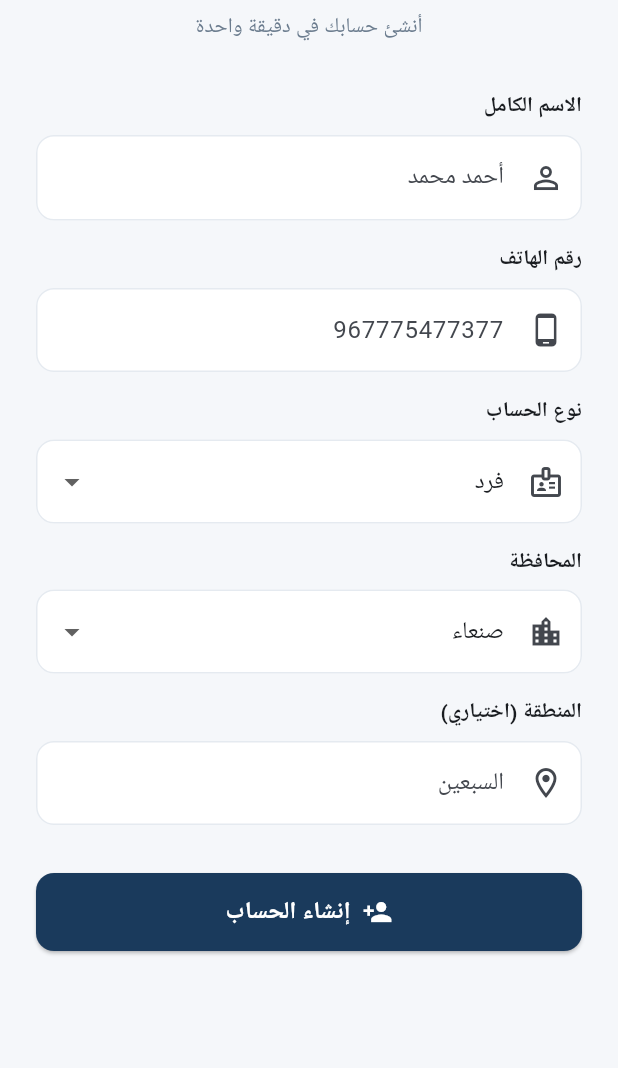
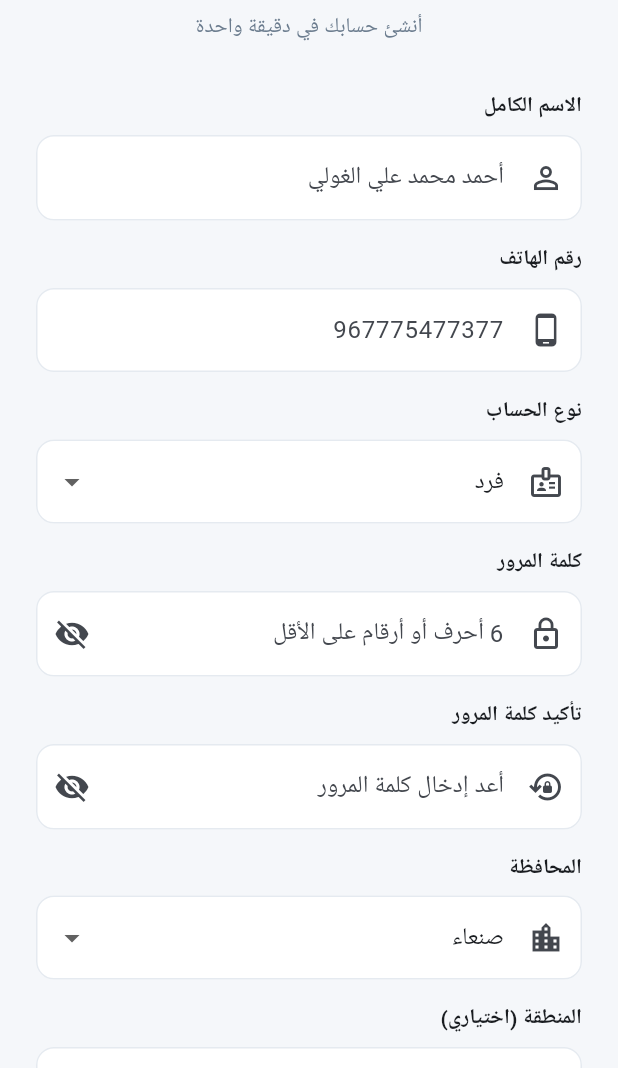
Before and after one commit to yusufnaser-app/alghouli-cement, a Flutter app: the screen it shows after launch, after a tap on "تسجيل كتاجر / عميل", on a phone screen of 412 x 824 dp, the part 168-1236 px from its top. Run offline on Flutter 3.47's test engine with Material 3 defaults, Android fonts, the phone set to English and light mode, and no system bars; our stand-ins replace dio, firebase_core, firebase_messaging, image_picker; accounts and stored records are empty.

Commit message:
add trader password registration and login

```diff
--- a/mobile/lib/features/auth/data/auth_service.dart
+++ b/mobile/lib/features/auth/data/auth_service.dart
@@ -41,8 +41,11 @@ class AuthService {
         'phone': phone,
       };
 
+      if (password != null && password.isNotEmpty) {
+        body['password'] = password;
+      }
+
       if (userType == 'driver') {
-        body['password'] = password;
         body['nationalId'] = nationalId;
         body['vehicleType'] = vehicleType;
         body['plateNumber'] = plateNumber;
--- a/mobile/lib/features/auth/presentation/screens/register_screen.dart
+++ b/mobile/lib/features/auth/presentation/screens/register_screen.dart
@@ -1,4 +1,5 @@
 import 'package:flutter/material.dart';
+import 'package:flutter/services.dart';
 import '../../../../core/constants/app_colors.dart';
 import '../../../../core/widgets/primary_button.dart';
 import '../../data/auth_service.dart';
@@ -15,16 +16,29 @@ class _RegisterScreenState extends State<RegisterScreen> {
   final _nameController = TextEditingController();
   final _phoneController = TextEditingController();
   final _areaController = TextEditingController();
+  final _passwordController = TextEditingController();
+  final _confirmPasswordController = TextEditingController();
+
   final _authService = AuthService();
 
   String _customerType = 'individual';
   String _governorate = 'صنعاء';
   bool _loading = false;
+  bool _obscurePassword = true;
+  bool _obscureConfirmPassword = true;
   String? _error;
 
   final _governorates = [
-    'صنعاء', 'عمران', 'الحديدة', 'تعز', 'حضرموت',
-    'عدن', 'إب', 'ذمار', 'حجة', 'صعدة',
+    'صنعاء',
+    'عمران',
+    'الحديدة',
+    'تعز',
+    'حضرموت',
+    'عدن',
+    'إب',
+    'ذمار',
+    'حجة',
+    'صعدة',
   ];
 
   final _types = [
@@ -39,12 +53,16 @@ class _RegisterScreenState extends State<RegisterScreen> {
     _nameController.dispose();
     _phoneController.dispose();
     _areaController.dispose();
+    _passwordController.dispose();
+    _confirmPasswordController.dispose();
     super.dispose();
   }
 
   Future<void> _register() async {
     final name = _nameController.text.trim();
     final phone = _phoneController.text.trim();
+    final password = _passwordController.text;
+    final confirmPassword = _confirmPasswordController.text;
 
     if (name.isEmpty || phone.isEmpty) {
       setState(() => _error = 'يرجى إدخال الاسم ورقم الهاتف');
@@ -53,6 +71,16 @@ class _RegisterScreenState extends State<RegisterScreen> {
 
     if (!RegExp(r'^967[0-9]{9}$').hasMatch(phone)) {
       setState(() => _error = 'رقم الهاتف بصيغة 967XXXXXXXXX (12 رقمًا)');
+      return;
+    }
+
+    if (password.length < 6) {
+      setState(() => _error = 'كلمة المرور يجب أن تكون 6 أحرف أو أرقام على الأقل');
+      return;
+    }
+
+    if (password != confirmPassword) {
+      setState(() => _error = 'كلمتا المرور غير متطابقتين');
       return;
     }
 
@@ -67,10 +95,14 @@ class _RegisterScreenState extends State<RegisterScreen> {
         phone: phone,
         customerType: _customerType,
         governorate: _governorate,
-        area: _areaController.text.trim().isEmpty ? null : _areaController.text.trim(),
+        area: _areaController.text.trim().isEmpty
+            ? null
+            : _areaController.text.trim(),
+        password: password,
       );
 
       if (!mounted) return;
+
       Navigator.pushReplacement(
         context,
         MaterialPageRoute(
@@ -82,16 +114,23 @@ class _RegisterScreenState extends State<RegisterScreen> {
       );
     } catch (e) {
       if (!mounted) return;
-      setState(() => _error = e.toString().replaceFirst('Exception: ', ''));
+
+      setState(() {
+        _error = e.toString().replaceFirst('Exception: ', '');
+      });
     } finally {
-      if (mounted) setState(() => _loading = false);
+      if (mounted) {
+        setState(() => _loading = false);
+      }
     }
   }
 
   @override
   Widget build(BuildContext context) {
     return Scaffold(
-      appBar: AppBar(title: const Text('حساب جديد')),
+      appBar: AppBar(
+        title: const Text('حساب جديد'),
+      ),
       body: SafeArea(
         child: SingleChildScrollView(
           padding: const EdgeInsets.all(24),
@@ -107,13 +146,20 @@ class _RegisterScreenState extends State<RegisterScreen> {
                   color: AppColors.primary,
                 ),
               ),
+
               const SizedBox(height: 8),
+
               const Text(
                 'أنشئ حسابك في دقيقة واحدة',
                 textAlign: TextAlign.center,
-                style: TextStyle(fontSize: 14, color: AppColors.textSecondary),
+                style: TextStyle(
+                  fontSize: 14,
+                  color: AppColors.textSecondary,
+                ),
               ),
+
               const SizedBox(height: 32),
+
               if (_error != null) ...[
                 Container(
                   padding: const EdgeInsets.all(12),
@@ -123,72 +169,168 @@ class _RegisterScreenState extends State<RegisterScreen> {
                   ),
                   child: Row(
                     children: [
-                      const Icon(Icons.error_outline, color: AppColors.danger),
+                      const Icon(
+                        Icons.error_outline,
+                        color: AppColors.danger,
+                      ),
                       const SizedBox(width: 8),
                       Expanded(
-                        child: Text(_error!,
-                            style: const TextStyle(color: AppColors.danger)),
+                        child: Text(
+                          _error!,
+                          style: const TextStyle(
+                            color: AppColors.danger,
+                          ),
+                        ),
                       ),
                     ],
                   ),
                 ),
                 const SizedBox(height: 16),
               ],
+
               _label('الاسم الكامل'),
+
               TextField(
                 controller: _nameController,
+                textInputAction: TextInputAction.next,
                 decoration: const InputDecoration(
-                  hintText: 'أحمد محمد',
+                  hintText: 'أحمد محمد علي الغولي',
                   prefixIcon: Icon(Icons.person_outline),
                 ),
               ),
+
               const SizedBox(height: 16),
+
               _label('رقم الهاتف'),
+
               TextField(
                 controller: _phoneController,
                 keyboardType: TextInputType.phone,
+                inputFormatters: [
+                  FilteringTextInputFormatter.digitsOnly,
+                ],
                 decoration: const InputDecoration(
                   hintText: '967775477377',
                   prefixIcon: Icon(Icons.phone_android),
                 ),
               ),
+
               const SizedBox(height: 16),
+
               _label('نوع الحساب'),
+
               DropdownButtonFormField<String>(
                 value: _customerType,
                 decoration: const InputDecoration(
                   prefixIcon: Icon(Icons.badge_outlined),
                 ),
                 items: _types
-                    .map((t) => DropdownMenuItem(
-                          value: t['value'],
-                          child: Text(t['label']!),
-                        ))
+                    .map(
+                      (t) => DropdownMenuItem<String>(
+                        value: t['value'],
+                        child: Text(t['label']!),
+                      ),
+                    )
                     .toList(),
-                onChanged: (v) => setState(() => _customerType = v!),
+                onChanged: (v) {
+                  if (v != null) {
+                    setState(() => _customerType = v);
+                  }
+                },
               ),
+
               const SizedBox(height: 16),
+
+              _label('كلمة المرور'),
+
+              TextField(
+                controller: _passwordController,
+                obscureText: _obscurePassword,
+                textInputAction: TextInputAction.next,
+                decoration: InputDecoration(
+                  hintText: '6 أحرف أو أرقام على الأقل',
+                  prefixIcon: const Icon(Icons.lock_outline),
+                  suffixIcon: IconButton(
+                    icon: Icon(
+                      _obscurePassword
+                          ? Icons.visibility_off
+                          : Icons.visibility,
+                    ),
+                    onPressed: () {
+                      setState(() {
+                        _obscurePassword = !_obscurePassword;
+                      });
+                    },
+                  ),
+                ),
+              ),
+
+              const SizedBox(height: 16),
+
+              _label('تأكيد كلمة المرور'),
+
+              TextField(
+                controller: _confirmPasswordController,
+                obscureText: _obscureConfirmPassword,
+                textInputAction: TextInputAction.next,
+                decoration: InputDecoration(
+                  hintText: 'أعد إدخال كلمة المرور',
+                  prefixIcon: const Icon(Icons.lock_reset_outlined),
+                  suffixIcon: IconButton(
+                    icon: Icon(
+                      _obscureConfirmPassword
+                          ? Icons.visibility_off
+                          : Icons.visibility,
+                    ),
+                    onPressed: () {
+                      setState(() {
+                        _obscureConfirmPassword =
+                            !_obscureConfirmPassword;
+                      });
+                    },
+                  ),
+                ),
+              ),
+
+              const SizedBox(height: 16),
+
               _label('المحافظة'),
+
               DropdownButtonFormField<String>(
                 value: _governorate,
                 decoration: const InputDecoration(
                   prefixIcon: Icon(Icons.location_city),
                 ),
                 items: _governorates
-                    .map((g) => DropdownMenuItem(value: g, child: Text(g)))
+                    .map(
+                      (g) => DropdownMenuItem<String>(
+                        value: g,
+                        child: Text(g),
+                      ),
+                    )
                     .toList(),
-                onChanged: (v) => setState(() => _governorate = v!),
+                onChanged: (v) {
+                  if (v != null) {
+                    setState(() => _governorate = v);
+                  }
+                },
               ),
+
               const SizedBox(height: 16),
+
               _label('المنطقة (اختياري)'),
+
               TextField(
                 controller: _areaController,
+                textInputAction: TextInputAction.done,
                 decoration: const InputDecoration(
                   hintText: 'السبعين',
                   prefixIcon: Icon(Icons.location_on_outlined),
                 ),
               ),
+
               const SizedBox(height: 32),
+
               PrimaryButton(
                 text: 'إنشاء الحساب',
                 icon: Icons.person_add,
@@ -202,9 +344,16 @@ class _RegisterScreenState extends State<RegisterScreen> {
     );
   }
 
-  Widget _label(String text) => Padding(
-        padding: const EdgeInsets.only(bottom: 8),
-        child: Text(text,
-            style: const TextStyle(fontWeight: FontWeight.bold, fontSize: 14)),
-      );
+  Widget _label(String text) {
+    return Padding(
+      padding: const EdgeInsets.only(bottom: 8),
+      child: Text(
+        text,
+        style: const TextStyle(
+          fontWeight: FontWeight.bold,
+          fontSize: 14,
+        ),
+      ),
+    );
+  }
 }
```
Also changed, not shown: 2 other files.
